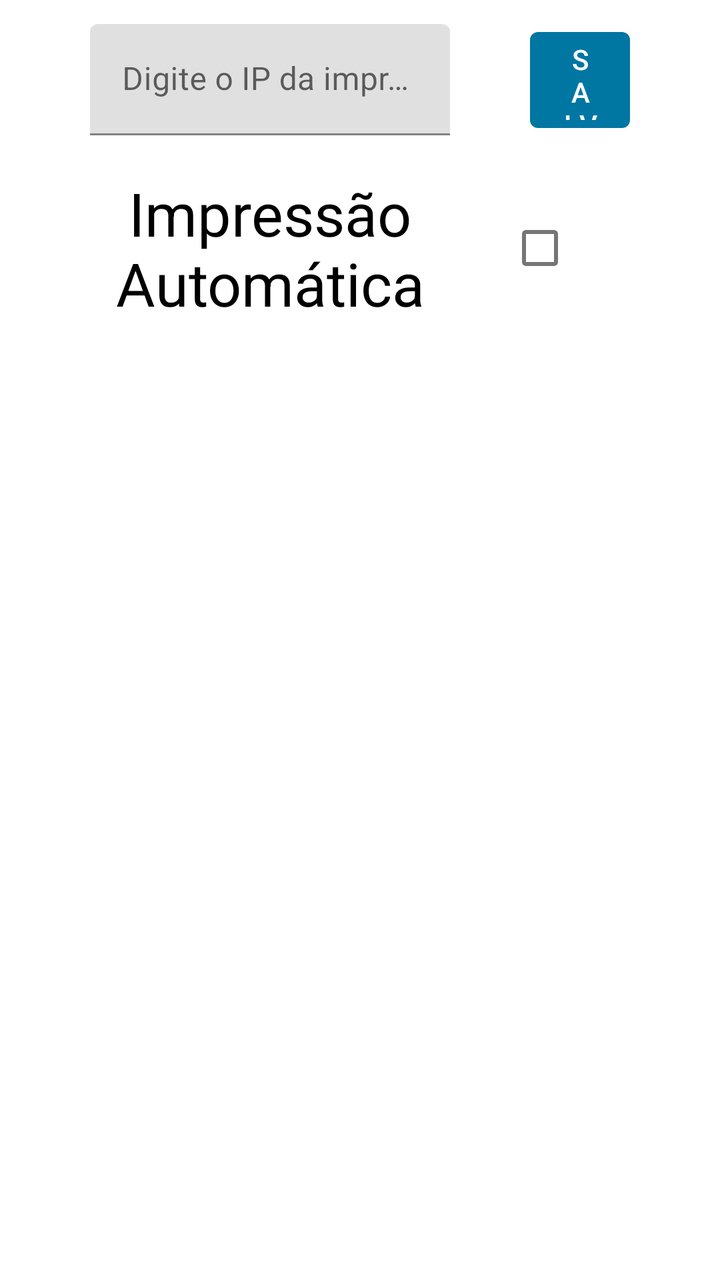
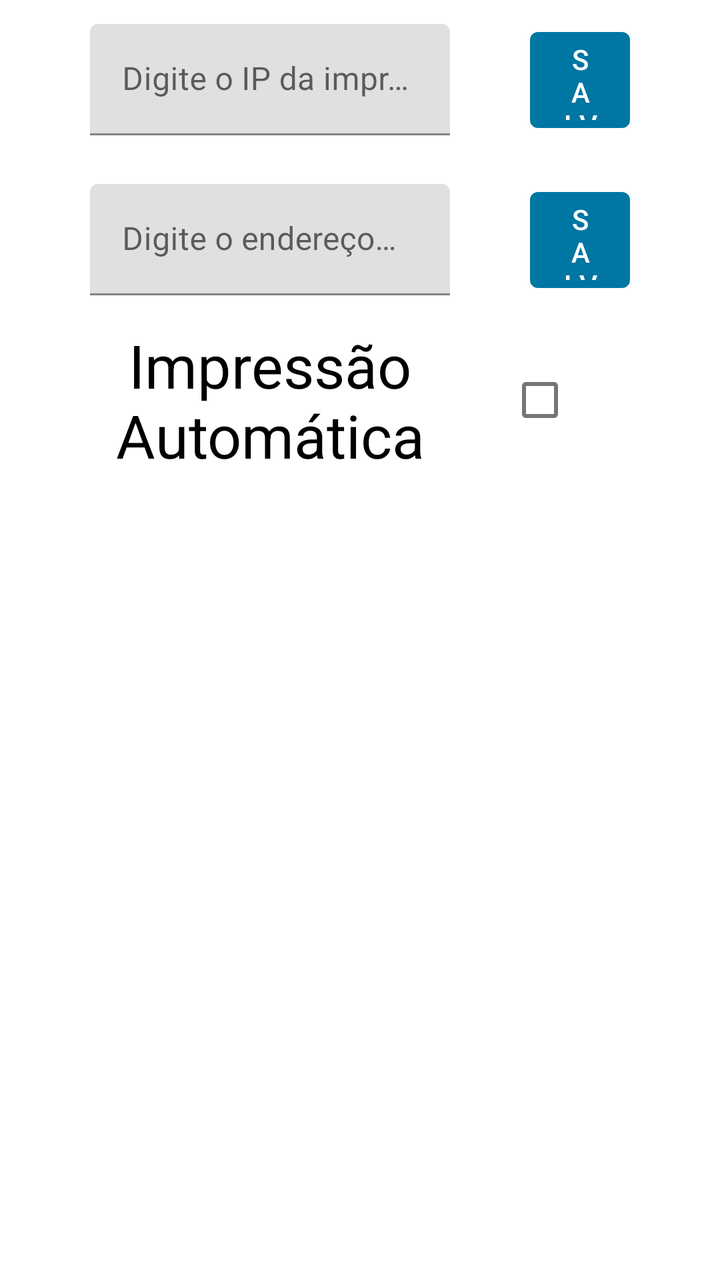

An Android layout rendered at two revisions. The XML below is the earlier revision; the diff shows what the commit changed to produce the second picture.
<!-- AndroidManifest.xml: application theme Theme.HowWorksWithViewModel -->
<!-- res/layout/fragment_settings.xml -->
<?xml version="1.0" encoding="utf-8"?>
<layout xmlns:android="http://schemas.android.com/apk/res/android"
    xmlns:app="http://schemas.android.com/apk/res-auto"
    xmlns:tools="http://schemas.android.com/tools"
    tools:context=".ui.fragments.SettingsFragment">

    <data>

        <variable
            name="viewModel"
            type="br.com.backupautomacao.centraldepesagem.ui.viewmodel.SettingsViewModel" />
    </data>

    <androidx.constraintlayout.widget.ConstraintLayout
        android:layout_width="match_parent"
        android:layout_height="match_parent">

        <LinearLayout
            android:id="@+id/linearLayout"
            android:layout_width="match_parent"
            android:layout_height="80dp"
            android:gravity="center"
            android:orientation="horizontal"
            android:weightSum="2"
            app:layout_constraintEnd_toEndOf="parent"
            app:layout_constraintStart_toStartOf="parent"
            app:layout_constraintTop_toTopOf="parent">


            <com.google.android.material.textfield.TextInputLayout
                android:layout_width="match_parent"
                android:layout_height="match_parent"
                android:layout_weight="1"
                android:gravity="center">

                <com.google.android.material.textfield.TextInputEditText
                    android:id="@+id/textInputPrinterIp"
                    android:layout_width="match_parent"
                    android:layout_height="wrap_content"
                    android:hint="@string/text_placeholder_printer_address"
                    android:inputType="number" />
            </com.google.android.material.textfield.TextInputLayout>

            <Button
                android:id="@+id/buttonSaveIp"
                android:layout_width="match_parent"
                android:layout_height="60dp"
                android:layout_marginStart="40dp"
                android:layout_weight="1.5"
                android:text="@string/text_button_save" />
        </LinearLayout>

        <LinearLayout
            android:layout_width="match_parent"
            android:layout_height="80dp"
            android:layout_marginTop="4dp"
            android:weightSum="2"
            android:gravity="center"
            app:layout_constraintEnd_toEndOf="parent"
            app:layout_constraintHorizontal_bias="0.0"
            app:layout_constraintStart_toStartOf="parent"
            app:layout_constraintTop_toBottomOf="@+id/linearLayout">
            <TextView
                android:layout_width="match_parent"
                android:layout_height="match_parent"
                android:text="Impressão Automática"
                android:layout_weight="1"
                android:gravity="center"
                android:textColor="@color/black"
                android:textSize="30sp"
                />
            <CheckBox
                android:id="@+id/checkboxAutomaticPrint"
                android:layout_width="match_parent"
                android:layout_height="match_parent"
                android:layout_weight="1.5"/>

        </LinearLayout>
    </androidx.constraintlayout.widget.ConstraintLayout>

</layout>
<!-- resources referenced by this layout -->
<resources>
  <color name="black">#FF000000</color>
  <string name="text_button_save">Salvar</string>
  <string name="text_placeholder_printer_address">Digite o IP da impressora</string>
  <style name="Theme.HowWorksWithViewModel" parent="Theme.MaterialComponents.DayNight.DarkActionBar">
          
          <item name="colorPrimary">@color/dark_blue</item>
          <item name="colorPrimaryVariant">@color/dark_red</item>
          <item name="colorOnPrimary">@color/white</item>
          
          <item name="colorSecondary">@color/teal_200</item>
          <item name="colorSecondaryVariant">@color/teal_700</item>
          <item name="colorOnSecondary">@color/black</item>
          
          <item name="android:statusBarColor" tools:targetApi="l">?attr/colorPrimaryVariant</item>
          
      </style>
  <color name="dark_blue">#0076A3</color>
  <color name="dark_red">#EC1A25</color>
  <color name="white">#FFFFFFFF</color>
  <color name="teal_200">#FF03DAC5</color>
  <color name="teal_700">#FF018786</color>
</resources>

<!-- the commit's change to res/layout/fragment_settings.xml (unified diff, before → after) -->
@@ -51,9 +51,43 @@
         </LinearLayout>
 
         <LinearLayout
+            android:id="@+id/linearLayout2"
             android:layout_width="match_parent"
             android:layout_height="80dp"
-            android:layout_marginTop="4dp"
+            android:gravity="center"
+            android:orientation="horizontal"
+            android:weightSum="2"
+            app:layout_constraintEnd_toEndOf="parent"
+            app:layout_constraintStart_toStartOf="parent"
+            app:layout_constraintTop_toBottomOf="@+id/linearLayout">
+
+
+            <com.google.android.material.textfield.TextInputLayout
+                android:layout_width="match_parent"
+                android:layout_height="match_parent"
+                android:layout_weight="1"
+                android:gravity="center">
+
+                <com.google.android.material.textfield.TextInputEditText
+                    android:id="@+id/textInputServerAddress"
+                    android:layout_width="match_parent"
+                    android:layout_height="wrap_content"
+                    android:hint="@string/text_placeholder_server_address" />
+            </com.google.android.material.textfield.TextInputLayout>
+
+            <Button
+                android:id="@+id/buttonSaveServerAddress"
+                android:layout_width="match_parent"
+                android:layout_height="60dp"
+                android:layout_marginStart="40dp"
+                android:layout_weight="1.5"
+                android:text="@string/text_button_save" />
+        </LinearLayout>
+
+        <LinearLayout
+            android:layout_width="match_parent"
+            android:layout_height="80dp"
+            android:layout_marginTop="80dp"
             android:weightSum="2"
             android:gravity="center"
             app:layout_constraintEnd_toEndOf="parent"
<!-- resource entries referenced after the edit -->
@@ -3,6 +3,7 @@
   <color name="black">#FF000000</color>
   <string name="text_button_save">Salvar</string>
   <string name="text_placeholder_printer_address">Digite o IP da impressora</string>
+  <string name="text_placeholder_server_address">Digite o endereço do servidor</string>
   <style name="Theme.HowWorksWithViewModel" parent="Theme.MaterialComponents.DayNight.DarkActionBar">
           
           <item name="colorPrimary">@color/dark_blue</item>
